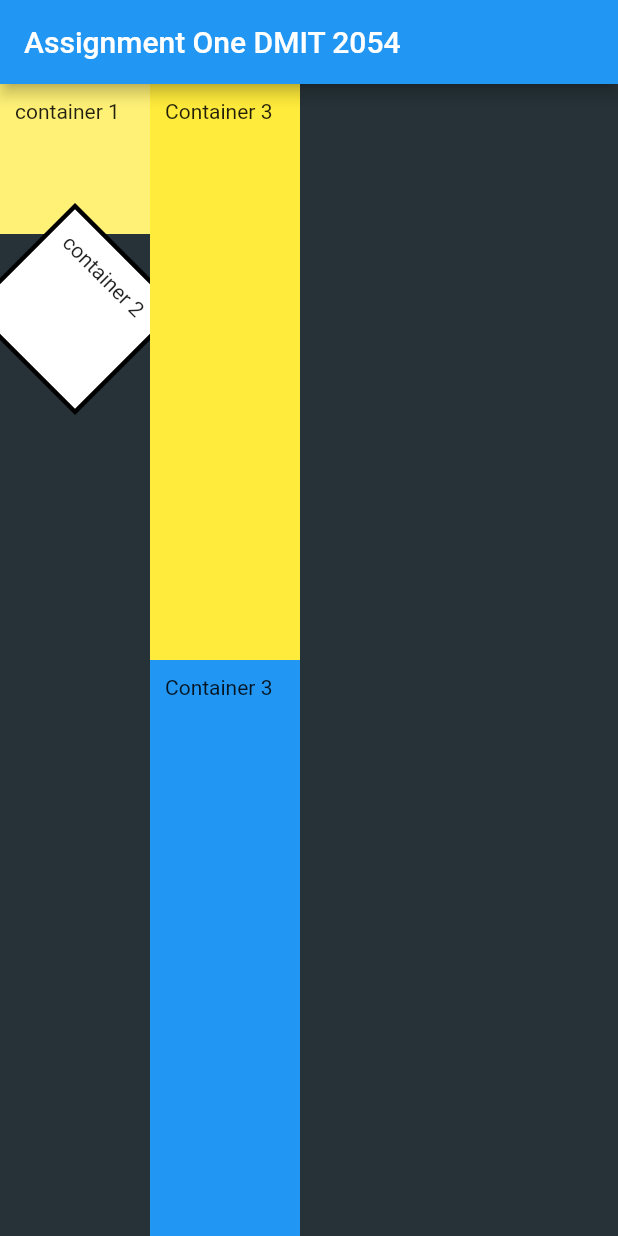
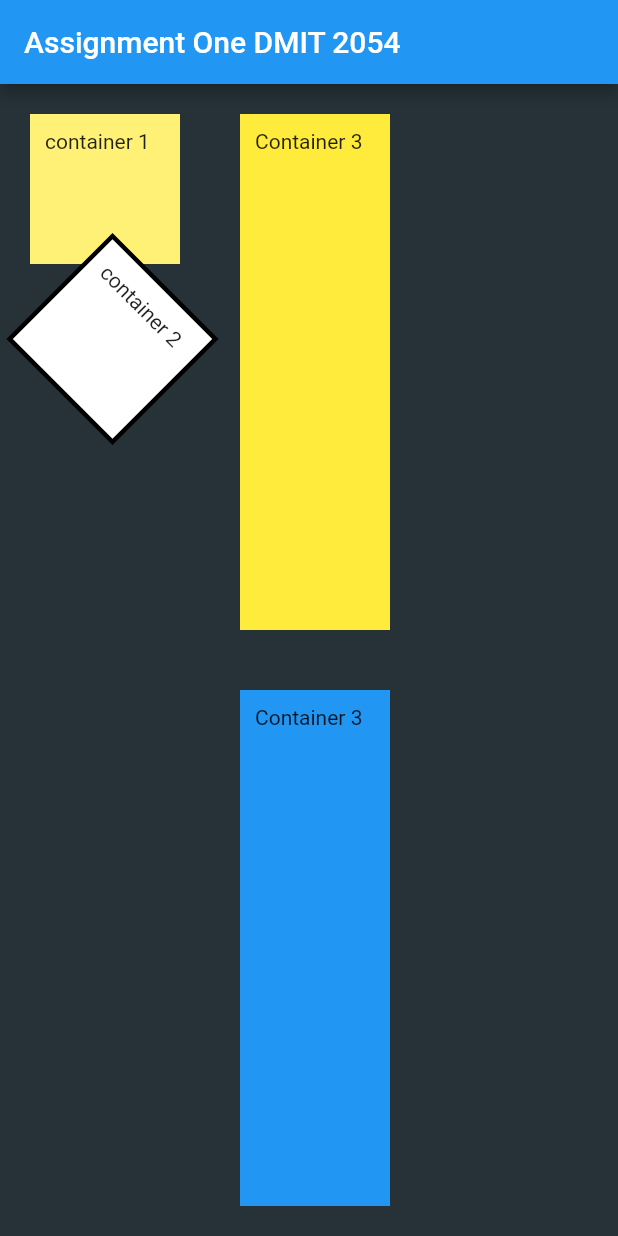
Before and after one commit to Mr-J-T/android_assy1_DMIT2504, a Flutter app: the screen it shows after launch, on a phone screen of 412 x 824 dp. Run offline on Flutter 3.47's test engine with Material 2 defaults, Android fonts, the phone set to English and light mode, and no system bars.

Commit message:
fixed margins built column two

```diff
--- a/lib/main.dart
+++ b/lib/main.dart
@@ -23,9 +23,11 @@ class MyApp extends StatelessWidget {
         children: [buildColumnOne(), buildColumnTwo()],
       );
   Widget buildColumnTwo() => Column(
+        mainAxisAlignment: MainAxisAlignment.spaceEvenly,
         children: [
           Expanded(
               child: Container(
+                  margin: const EdgeInsets.all(20),
                   height: 100,
                   width: 100,
                   padding: const EdgeInsets.all(10.0),
@@ -35,6 +37,7 @@ class MyApp extends StatelessWidget {
                   ))),
           Expanded(
               child: Container(
+                  margin: EdgeInsets.all(20),
                   height: 100,
                   width: 100,
                   padding: const EdgeInsets.all(10.0),
@@ -48,6 +51,7 @@ class MyApp extends StatelessWidget {
   Widget buildColumnOne() => Column(
         children: [
           Container(
+            margin: EdgeInsets.fromLTRB(20, 20, 20, 0),
             height: 100,
             width: 100,
             color: Colors.yellow[300],
@@ -55,12 +59,12 @@ class MyApp extends StatelessWidget {
             child: Text('container 1'),
           ),
           Container(
+              margin: EdgeInsets.fromLTRB(10, 0, 0, 0),
               child: Transform.rotate(
                 angle: pi / 4,
                 child: Container(
                     height: 100,
                     width: 100,
-                margin: const EdgeInsets.all(0),
                     padding: const EdgeInsets.all(10.0),
                     decoration: BoxDecoration(
                       border: Border.all(color: Colors.black, width: 3),
```
Lines whose indentation alone changed are shown as unchanged.
